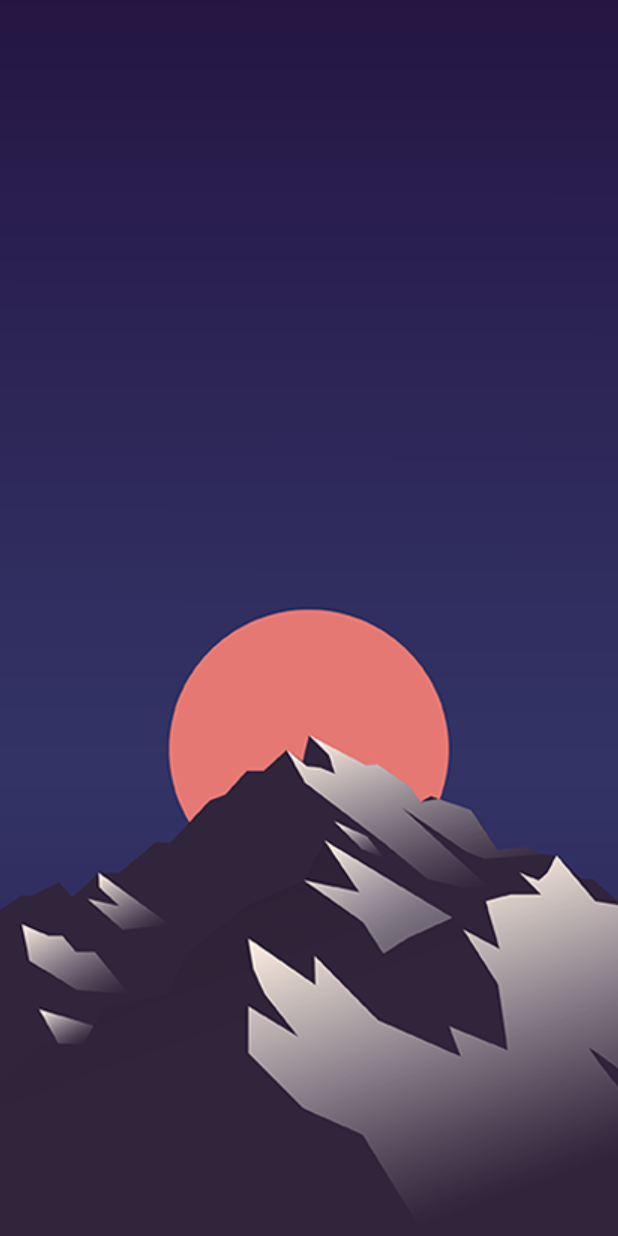
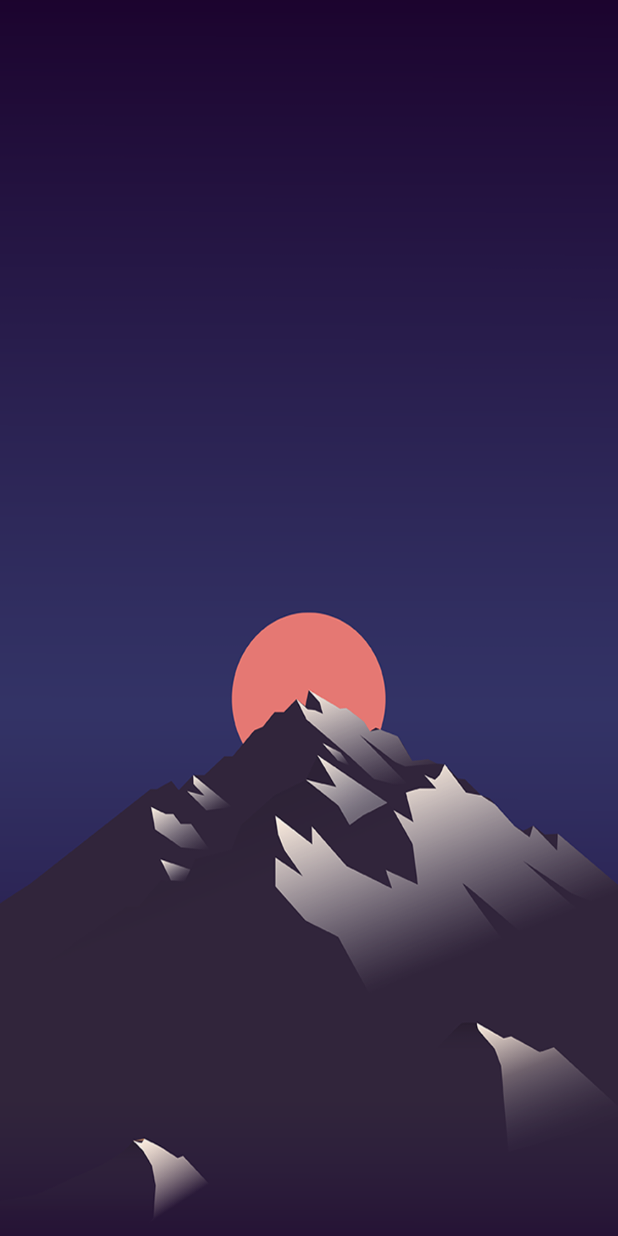
Before and after one commit to Rudnicky/GriffithsWeather, an Android app: the layout activity_main.xml on its own in the app's theme, with its tools: preview values and no code run, on a phone screen of 412 x 824 dp. Run offline under Robolectric (Android 15) with nearby library versions, the light colour scheme and no system bars.

Commit message:
Removed default title bars

```diff
--- a/app/src/main/res/drawable/splash_screen.xml
+++ b/app/src/main/res/drawable/splash_screen.xml
@@ -2,8 +2,6 @@
 <layer-list xmlns:android="http://schemas.android.com/apk/res/android" android:opacity="opaque">
     <item android:drawable="@android:color/white"/>
     <item>
-        <bitmap
-            android:src="@drawable/img_background_chill"
-            android:gravity="center"/>
+        <bitmap android:src="@drawable/img_splashscreen" />
     </item>
 </layer-list>
--- a/app/src/main/res/layout/activity_main.xml
+++ b/app/src/main/res/layout/activity_main.xml
@@ -4,4 +4,5 @@
     xmlns:tools="http://schemas.android.com/tools"
     android:layout_width="match_parent"
     android:layout_height="match_parent"
+    android:background="@drawable/img_background_chill"
     tools:context=".MainActivity"/>
--- a/app/src/main/res/values/styles.xml
+++ b/app/src/main/res/values/styles.xml
@@ -1,16 +1,20 @@
 <resources>
 
     <!-- Base application theme. -->
-    <style name="AppTheme" parent="Theme.AppCompat.Light.DarkActionBar">
+    <style name="AppTheme" parent="Theme.AppCompat.Light.NoActionBar">
         <!-- Customize your theme here. -->
         <item name="colorPrimary">@color/colorPrimary</item>
         <item name="colorPrimaryDark">@color/colorPrimaryDark</item>
         <item name="colorAccent">@color/colorAccent</item>
+        <item name="android:windowNoTitle">true</item>
+        <item name="android:windowFullscreen">true</item>
     </style>
 
     <!-- The launcher theme. It sets the main window background to the launch_screen drawable -->
     <style name="AppTheme.Launcher">
         <item name="android:windowBackground">@drawable/splash_screen</item>
+        <item name="android:windowNoTitle">true</item>
+        <item name="android:windowFullscreen">true</item>
     </style>
 
 </resources>
```
Also changed, not shown: app/src/main/res/drawable-v24/img_splashscreen.png (added).
